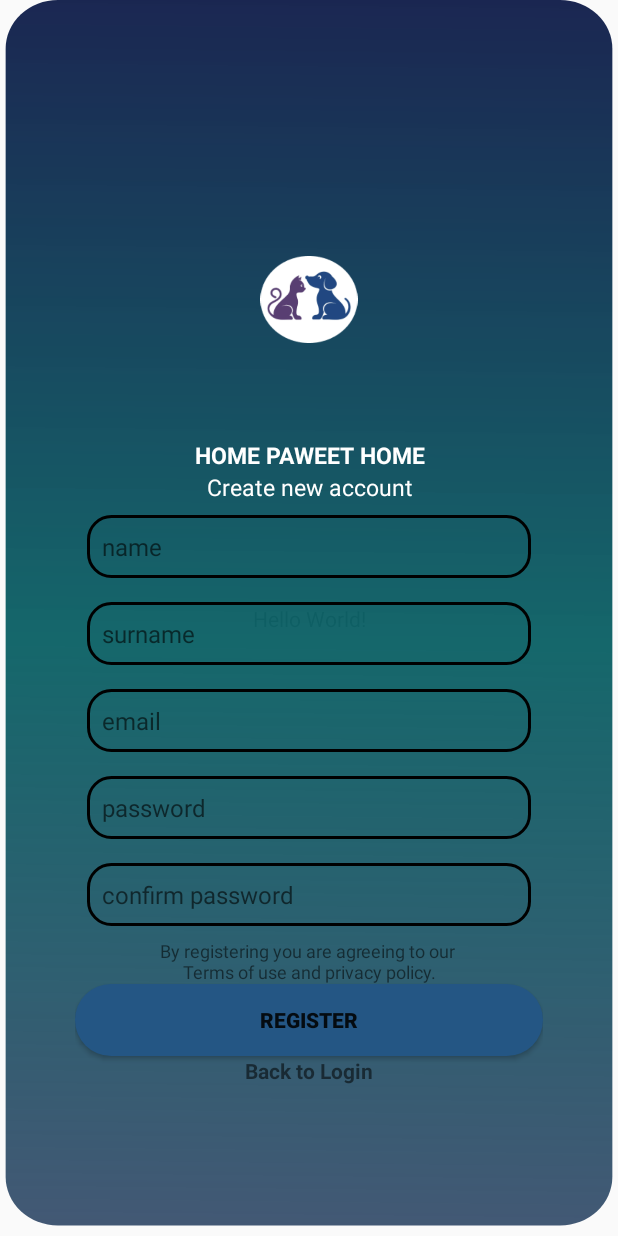
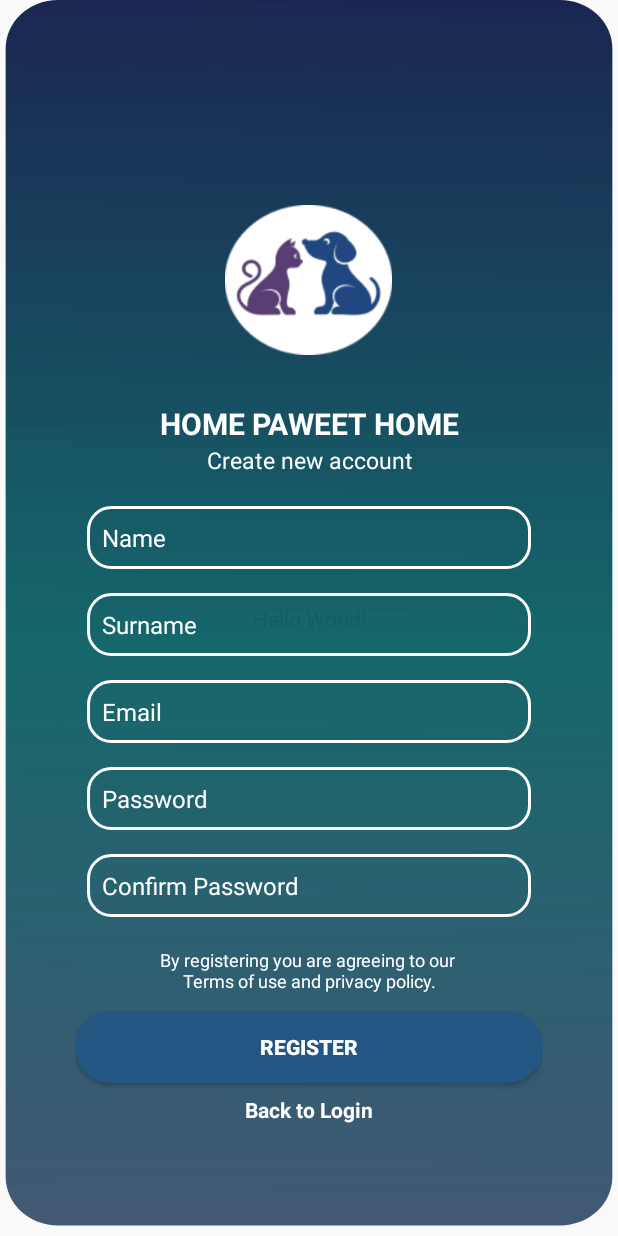
Before and after one commit to symasarc/PawGuards, an Android app: the screen it shows after launch (MainActivity), on a phone screen of 412 x 824 dp. Run offline under Robolectric (Android 15) with nearby library versions, the phone set to English and light mode, and no system bars; our stand-ins replace Firebase (no records; nobody signed in at launch, a user with empty details on screens opened directly).

Commit message:
Görünüm iyileştirmeleri

```diff
--- a/app/src/main/java/com/example/pawguards/fragments/CreateAccountFragment.java
+++ b/app/src/main/java/com/example/pawguards/fragments/CreateAccountFragment.java
@@ -29,6 +29,8 @@ import com.google.firebase.auth.UserProfileChangeRequest;
 import com.google.firebase.firestore.FirebaseFirestore;
 import android.util.Log;
 
+import org.w3c.dom.Text;
+
 import java.util.ArrayList;
 import java.util.HashMap;
 import java.util.List;
@@ -41,6 +43,7 @@ public class CreateAccountFragment extends Fragment {
     private ProgressBar progressBar;
     private TextView toLogin;
     private Button signupBtn;
+    private TextView registerText;
     private FirebaseAuth auth;
 
     public CreateAccountFragment() {
@@ -64,7 +67,9 @@ public class CreateAccountFragment extends Fragment {
         clickListener();
 
     }
-
+    private void onRegisterText(){
+        //  BOZUK
+    }
     private void init(View view) {
 
         nameSignUp = view.findViewById(R.id.nameSignUp);
@@ -75,7 +80,7 @@ public class CreateAccountFragment extends Fragment {
         toLogin = view.findViewById(R.id.toLogin);
         signupBtn = view.findViewById(R.id.signupBtn);
         progressBar = view.findViewById(R.id.progressBar);
-
+        registerText = view.findViewById(R.id.toRegister);
         auth = FirebaseAuth.getInstance();
 
     }
--- a/app/src/main/java/com/example/pawguards/fragments/LoginFragment.java
+++ b/app/src/main/java/com/example/pawguards/fragments/LoginFragment.java
@@ -7,10 +7,13 @@ import androidx.fragment.app.Fragment;
 import android.view.LayoutInflater;
 import android.view.View;
 import android.view.ViewGroup;
+import android.widget.TextView;
 
 import com.example.pawguards.R;
 
 public class LoginFragment extends Fragment {
+
+
 
     public LoginFragment() {
         // Required empty public constructor
--- a/app/src/main/res/drawable/text_box.xml
+++ b/app/src/main/res/drawable/text_box.xml
@@ -3,8 +3,9 @@
     android:shape="rectangle">
 
     <corners
-        android:radius="15dp"/>
+        android:radius="15dp"
+        />
     <stroke
-        android:color="@color/black"
+        android:color="@color/colorPrimary"
         android:width="2dp" />
 </shape>
--- a/app/src/main/res/layout/fragment_create_account.xml
+++ b/app/src/main/res/layout/fragment_create_account.xml
@@ -12,10 +12,10 @@
 
 
         <ImageView
-            android:layout_width="80dp"
-            android:layout_height="58dp"
+            android:layout_width="wrap_content"
+            android:layout_height="100dp"
             android:layout_marginTop="70dp"
-            android:layout_marginBottom="64dp"
+            android:layout_marginBottom="32dp"
             android:src="@drawable/cat_dog_ic" />
 
         <TextView
@@ -26,7 +26,7 @@
             android:textAlignment="center"
             android:fontFamily="SeoulHangang CB"
             android:textColor="@color/colorPrimary"
-            android:textSize="15sp"
+            android:textSize="20sp"
             android:layout_marginStart="32dp"
             android:layout_marginEnd="32dp"
             android:textStyle="bold" />
@@ -39,8 +39,10 @@
             android:text="Create new account"
             android:layout_marginStart="24dp"
             android:layout_marginEnd="24dp"
+            android:layout_marginBottom="12dp"
             android:textColor="@color/colorPrimary"
-            android:textSize="15sp" />
+            android:textSize="15sp"
+            />
 
         <EditText
             android:id="@+id/nameSignUp"
@@ -50,7 +52,9 @@
             android:textSize="16dp"
             android:layout_margin="8dp"
             android:background="@drawable/text_box"
-            android:hint="name" />
+            android:hint="Name"
+            android:textColorHint="@color/colorPrimary"
+            />
 
         <EditText
             android:id="@+id/surnameSignUp"
@@ -58,9 +62,11 @@
             android:layout_height="wrap_content"
             android:layout_margin="8dp"
             android:background="@drawable/text_box"
-            android:hint="surname"
+            android:hint="Surname"
             android:padding="10dp"
-            android:textSize="16dp" />
+            android:textSize="16dp"
+            android:textColorHint="@color/colorPrimary"
+            />
 
         <EditText
             android:id="@+id/emailSignUp"
@@ -70,7 +76,9 @@
             android:textSize="16dp"
             android:layout_margin="8dp"
             android:background="@drawable/text_box"
-            android:hint="email" />
+            android:hint="Email"
+            android:textColorHint="@color/colorPrimary"
+            />
 
         <EditText
             android:id="@+id/passwordSignUp"
@@ -80,7 +88,9 @@
             android:textSize="16dp"
             android:layout_margin="8dp"
             android:background="@drawable/text_box"
-            android:hint="password" />
+            android:hint="Password"
+            android:textColorHint="@color/colorPrimary"
+            />
 
         <EditText
             android:id="@+id/passConfSignUp"
@@ -90,14 +100,20 @@
             android:textSize="16dp"
             android:layout_margin="8dp"
             android:background="@drawable/text_box"
-            android:hint="confirm password" />
+            android:hint="Confirm Password"
+            android:textColorHint="@color/colorPrimary"
+            />
 
         <TextView
             android:layout_width="wrap_content"
             android:layout_height="wrap_content"
             android:textAlignment="center"
             android:textSize="12dp"
-            android:text="By registering you are agreeing to our \nTerms of use and privacy policy." />
+            android:layout_margin="12dp"
+            android:layout_marginBottom="16dp"
+            android:text="By registering you are agreeing to our \nTerms of use and privacy policy."
+            android:textColor="@color/colorPrimary"
+            />
 
         <ProgressBar
             android:layout_width="wrap_content"
@@ -113,12 +129,16 @@
             android:text="Register"
             android:textStyle="bold"
             android:background="@drawable/login_btn"
+            android:textColor="@color/colorPrimary"
             />
         <TextView
             android:id="@+id/toLogin"
             android:layout_width="wrap_content"
             android:layout_height="wrap_content"
             android:text="Back to Login"
-            android:textStyle="bold" />
+            android:textStyle="bold"
+            android:layout_margin="8dp"
+            android:textColor="@color/colorPrimary"
+            />
 
 </LinearLayout>
```
Also changed, not shown: app/src/main/res/layout/fragment_login.xml (+27 -12 lines).
